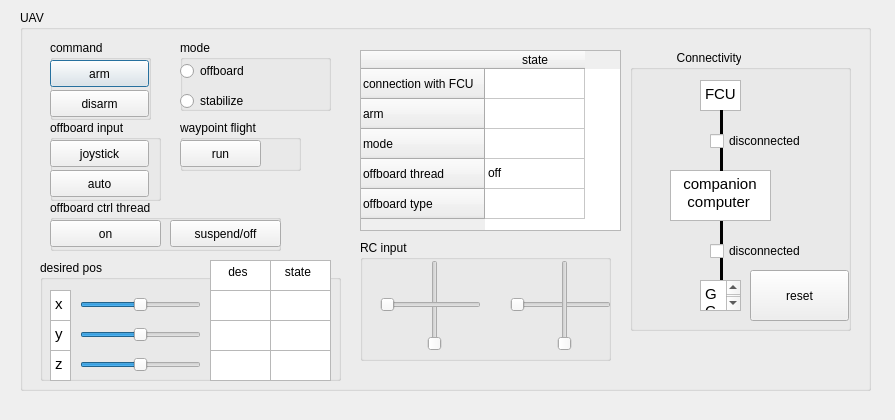
The window that scripts/gui_TK1.ui (lwcworld/wc_TK1_ROS) describes before a commit, drawn with Qt 5.
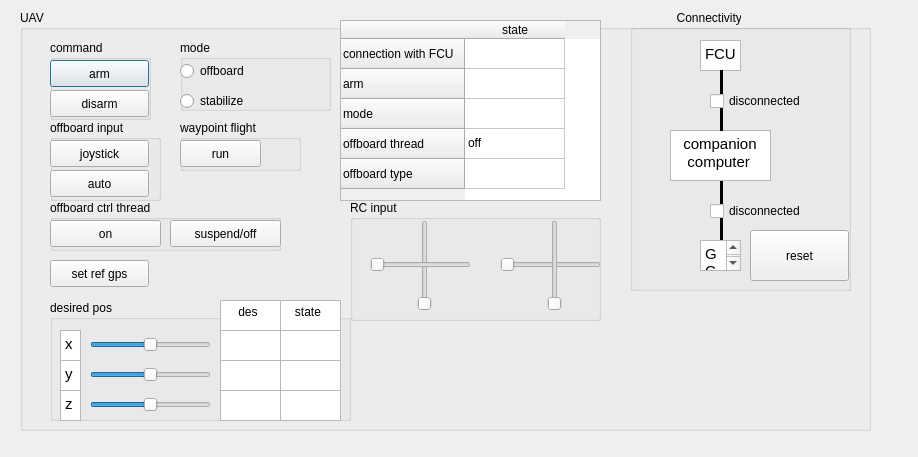
The same window after the commit.

Diff of the .ui file:
```diff
--- a/scripts/gui_TK1.ui
+++ b/scripts/gui_TK1.ui
@@ -6,8 +6,8 @@
    <rect>
     <x>0</x>
     <y>0</y>
-    <width>895</width>
-    <height>420</height>
+    <width>918</width>
+    <height>457</height>
    </rect>
   </property>
   <property name="windowTitle">
@@ -19,7 +19,7 @@
      <x>20</x>
      <y>10</y>
      <width>851</width>
-     <height>381</height>
+     <height>421</height>
     </rect>
    </property>
    <property name="title">
@@ -210,8 +210,8 @@
    <widget class="QGroupBox" name="groupBox_7">
     <property name="geometry">
      <rect>
-      <x>20</x>
-      <y>250</y>
+      <x>30</x>
+      <y>290</y>
       <width>301</width>
       <height>121</height>
      </rect>
@@ -472,7 +472,7 @@
     <property name="geometry">
      <rect>
       <x>610</x>
-      <y>40</y>
+      <y>0</y>
       <width>221</width>
       <height>281</height>
      </rect>
@@ -628,8 +628,8 @@
    <widget class="QTableWidget" name="tableWidget">
     <property name="geometry">
      <rect>
-      <x>340</x>
-      <y>40</y>
+      <x>320</x>
+      <y>10</y>
       <width>261</width>
       <height>181</height>
      </rect>
@@ -683,8 +683,8 @@
    <widget class="QGroupBox" name="groupBox_2">
     <property name="geometry">
      <rect>
-      <x>340</x>
-      <y>230</y>
+      <x>330</x>
+      <y>190</y>
       <width>251</width>
       <height>121</height>
      </rect>
@@ -745,6 +745,19 @@
      </property>
     </widget>
    </widget>
+   <widget class="QPushButton" name="pushButton_set_ref_gps">
+    <property name="geometry">
+     <rect>
+      <x>30</x>
+      <y>250</y>
+      <width>99</width>
+      <height>27</height>
+     </rect>
+    </property>
+    <property name="text">
+     <string>set ref gps</string>
+    </property>
+   </widget>
   </widget>
  </widget>
  <resources/>
```
Left out of the diff: 34 changed lines with no effect on the pictures.
